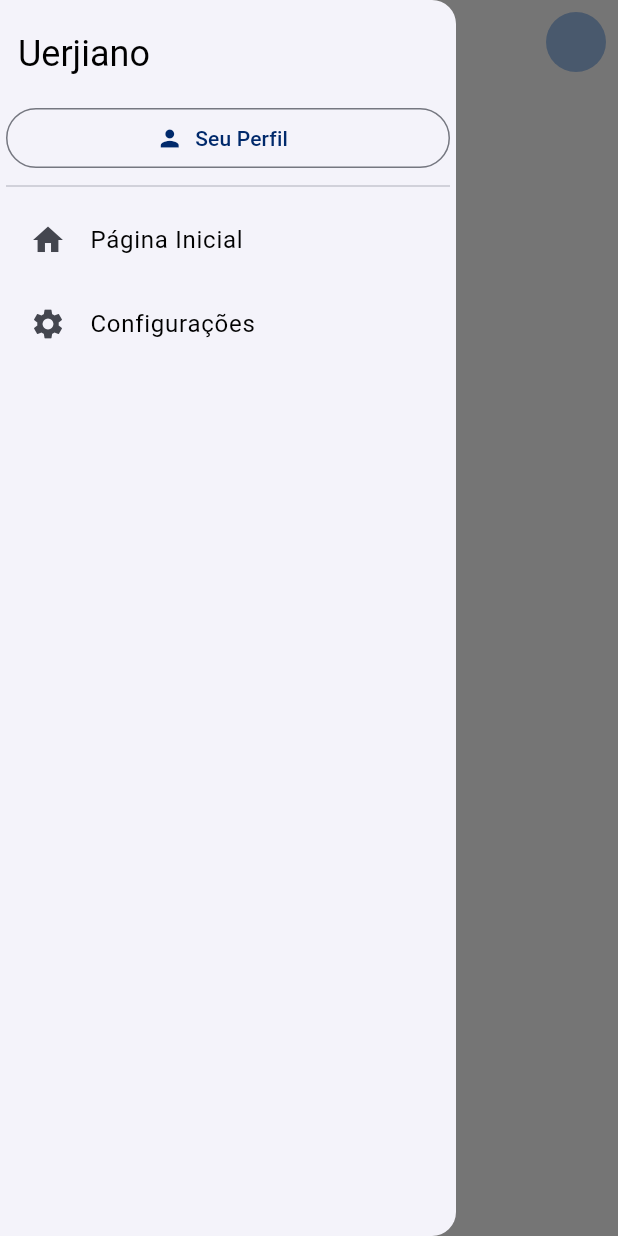
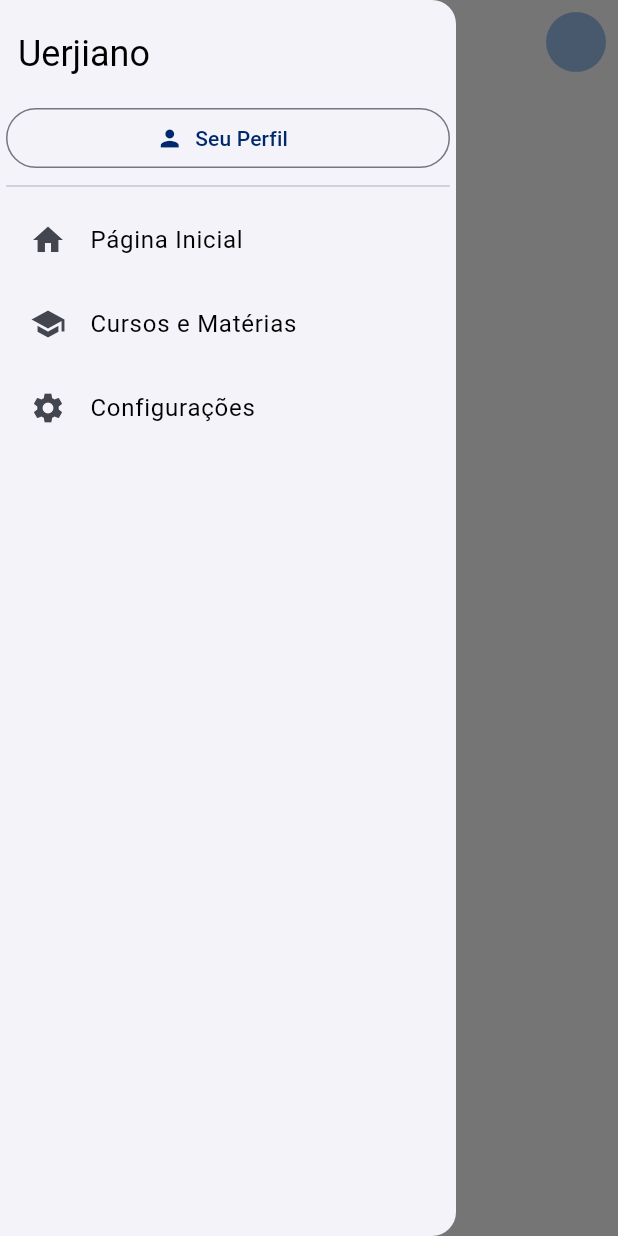
Before and after one commit to KaduCmK/uerj_companion, a Flutter app: the ProfileScreen screen opened by its route, with the side drawer open, on a phone screen of 412 x 824 dp. Run offline on Flutter 3.47's test engine with Material 3 defaults, Android fonts, the light colour scheme and no system bars; our stand-ins replace bloc, cloud_firestore, equatable, firebase_auth, firebase_core, flex_color_scheme and 5 more; accounts and stored records are empty; statements that could not run were skipped.

Commit message:
ajeitando navegação

```diff
--- a/lib/features/profile/presentation/profile_screen.dart
+++ b/lib/features/profile/presentation/profile_screen.dart
@@ -45,12 +45,14 @@ class ProfileScreen extends StatelessWidget {
               onTap: () => context.go('/profile'),
             ),
             ListTile(
+              leading: const Icon(Icons.school),
+              title: const Text('Cursos e Matérias'),
+              onTap: () => context.push('/info-cursos'),
+            ),
+            ListTile(
               leading: const Icon(Icons.settings),
               title: const Text('Configurações'),
-              onTap: () {
-                Navigator.pop(context);
-                context.push('/info-cursos');
-              },
+              onTap: () {},
             ),
           ],
         ),
```
